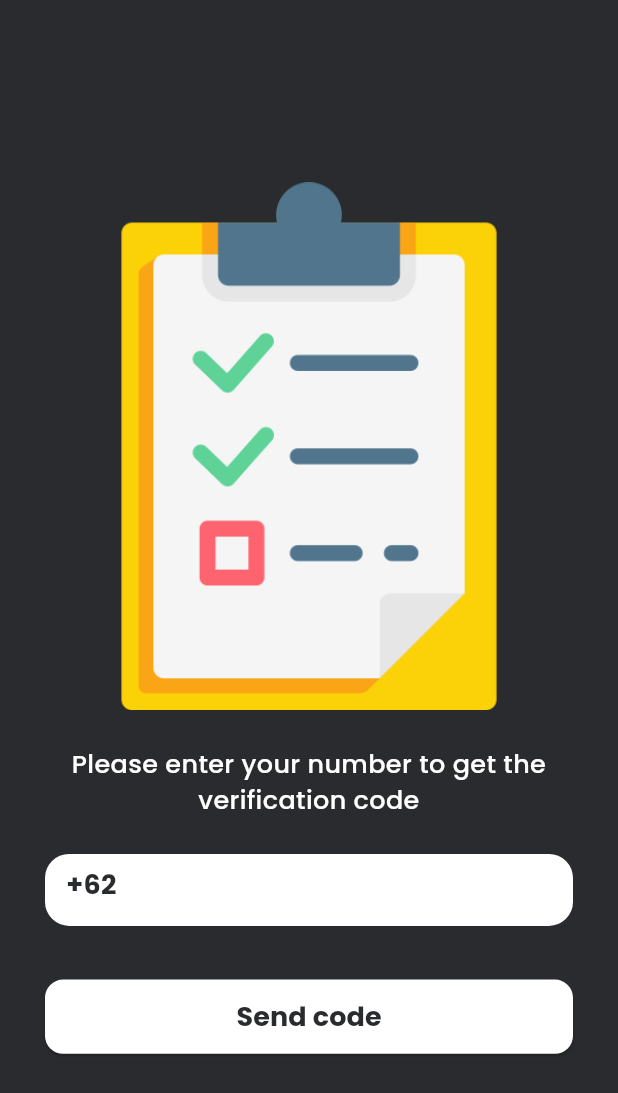
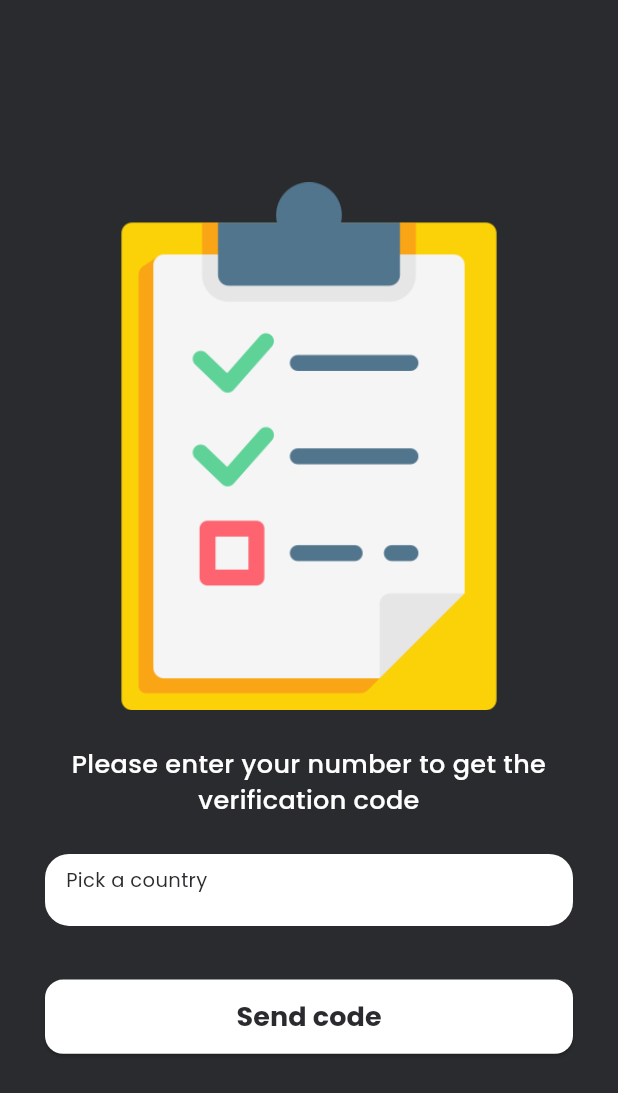
Before and after one commit to muhtar-sgk/TodoAppRiverpod, a Flutter app: the screen it shows after launch, after a tap on "Skip", after a tap on "Login with phone", on a phone screen of 412 x 824 dp. Shown: the top 1093 px of the screen. Run offline on Flutter 3.47's test engine with Material 2 defaults, Android fonts, the phone set to English and light mode, and no system bars; our stand-ins replace country_picker, firebase_auth, firebase_core, flutter_screenutil, flutter_vector_icons, google_fonts and 4 more; accounts and stored records are empty; generated files the repository leaves out were written again.

Commit message:
ontap select country code

```diff
--- a/lib/features/authentication/views/sign_in_screen.dart
+++ b/lib/features/authentication/views/sign_in_screen.dart
@@ -6,17 +6,18 @@ import 'package:riverpod_todoapp/core/common/widgets/round_button.dart';
 import 'package:riverpod_todoapp/core/common/widgets/white_space.dart';
 import 'package:riverpod_todoapp/core/res/colours.dart';
 import 'package:riverpod_todoapp/core/res/image_res.dart';
+import 'package:riverpod_todoapp/features/authentication/app/country_code_provider.dart';
 
 class SignInScreen extends ConsumerWidget {
   const SignInScreen({super.key});
 
   @override
   Widget build(BuildContext context, WidgetRef ref) {
-    final border =
-        OutlineInputBorder(
-          borderSide: BorderSide.none,
-          borderRadius: BorderRadius.circular(16)
-        );
+    final border = OutlineInputBorder(
+      borderSide: BorderSide.none,
+      borderRadius: BorderRadius.circular(16)
+    );
+    final code = ref.watch(countryCodeProvider);
 
     return Scaffold(
       body: SafeArea(
@@ -52,7 +53,10 @@ class SignInScreen extends ConsumerWidget {
                       onTap: (){
                         showCountryPicker(
                           context: context,
-                          onSelect: (code){},
+                          onSelect: (code){
+                            ref.read(countryCodeProvider.notifier)
+                            .changeCountry(code);
+                          },
                           countryListTheme: CountryListThemeData(
                             backgroundColor: Colours.darkBackground,
                             bottomSheetHeight: MediaQuery.of(context).size.height * .6,
@@ -75,11 +79,14 @@ class SignInScreen extends ConsumerWidget {
                         );
                       },
                       child: Text(
-                        '+62',
+                        code == null ? 'Pick a country' : '${code
+                          .flagEmoji}${code.phoneCode}',
                         style: GoogleFonts.poppins(
-                          fontSize: 18,
+                          fontSize: code == null ? 13 : 18,
                           color: Colours.darkBackground,
-                          fontWeight: FontWeight.bold
+                          fontWeight: code == null
+                            ? FontWeight.normal
+                            : FontWeight.bold
                         ),
                       ),
                     ),
```
